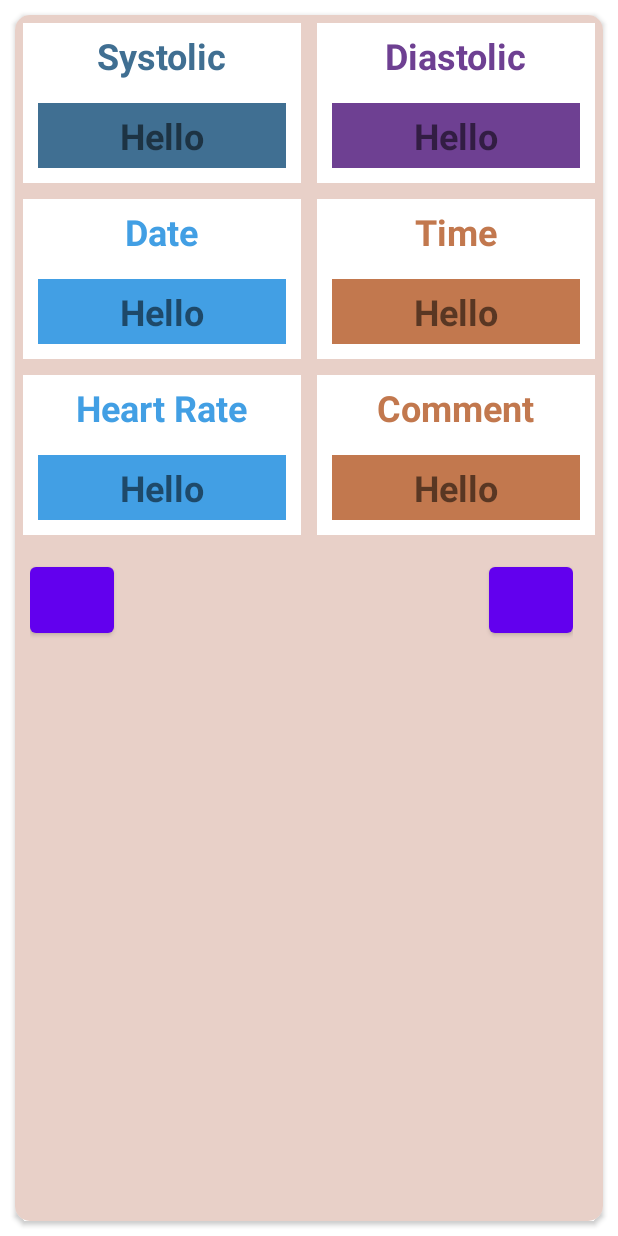
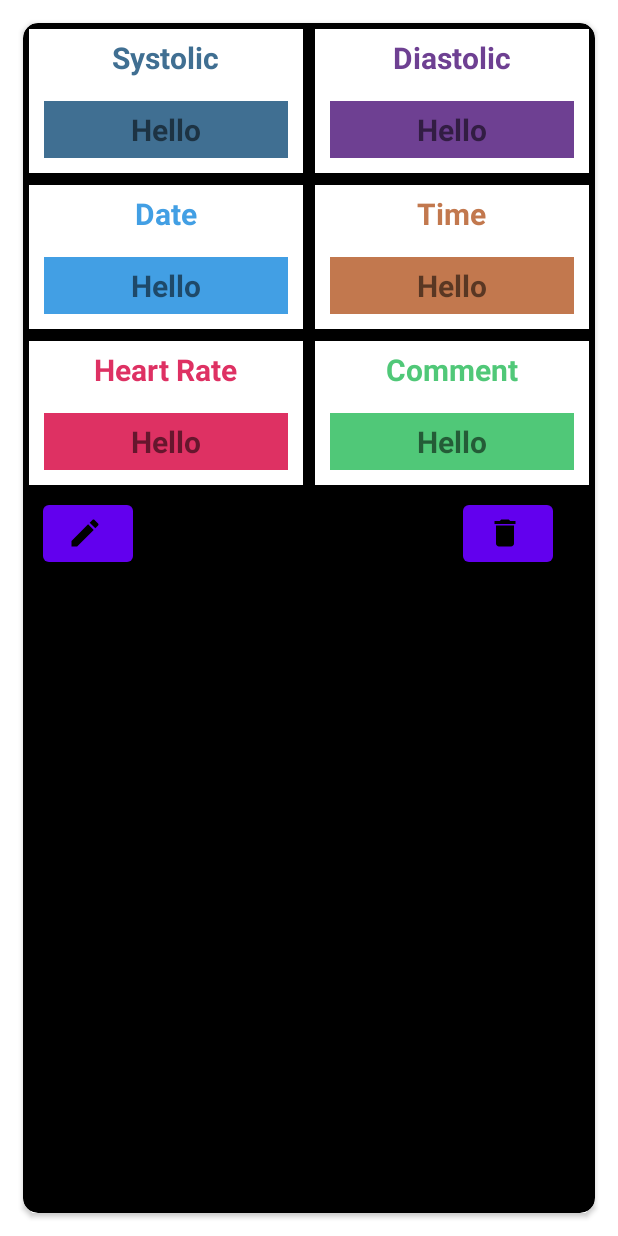
Before and after one commit to MahinChowdhury/Cardiac-Recorder, an Android app: the layout singlerecord.xml on its own in the app's theme, with its tools: preview values and no code run, on a phone screen of 412 x 824 dp. Run offline under Robolectric (Android 15) with nearby library versions, the phone set to English and light mode, and no system bars.

Commit message:
Dashboard UI updated

```diff
--- /dev/null
+++ b/app/src/main/res/drawable/delete_24.xml
@@ -0,0 +1,5 @@
+<vector android:height="24dp" android:tint="#000000"
+    android:viewportHeight="24" android:viewportWidth="24"
+    android:width="24dp" xmlns:android="http://schemas.android.com/apk/res/android">
+    <path android:fillColor="@android:color/white" android:pathData="M6,19c0,1.1 0.9,2 2,2h8c1.1,0 2,-0.9 2,-2V7H6v12zM19,4h-3.5l-1,-1h-5l-1,1H5v2h14V4z"/>
+</vector>
--- /dev/null
+++ b/app/src/main/res/drawable/edit_24.xml
@@ -0,0 +1,5 @@
+<vector android:height="24dp" android:tint="#000000"
+    android:viewportHeight="24" android:viewportWidth="24"
+    android:width="24dp" xmlns:android="http://schemas.android.com/apk/res/android">
+    <path android:fillColor="@android:color/white" android:pathData="M3,17.25V21h3.75L17.81,9.94l-3.75,-3.75L3,17.25zM20.71,7.04c0.39,-0.39 0.39,-1.02 0,-1.41l-2.34,-2.34c-0.39,-0.39 -1.02,-0.39 -1.41,0l-1.83,1.83 3.75,3.75 1.83,-1.83z"/>
+</vector>
--- a/app/src/main/res/layout/activity_user_records.xml
+++ b/app/src/main/res/layout/activity_user_records.xml
@@ -10,6 +10,7 @@
         android:id="@+id/userRecords"
         android:layout_width="match_parent"
         android:layout_height="match_parent"
+        android:background="@drawable/dashboardbackground"
         app:layout_constraintBottom_toBottomOf="parent"
         app:layout_constraintEnd_toEndOf="parent"
         app:layout_constraintStart_toStartOf="parent"
--- a/app/src/main/res/layout/singlerecord.xml
+++ b/app/src/main/res/layout/singlerecord.xml
@@ -5,18 +5,17 @@
     xmlns:app="http://schemas.android.com/apk/res-auto">
 
     <androidx.cardview.widget.CardView
-        android:background="@color/white"
         android:id="@+id/CardView"
         android:layout_width="match_parent"
         android:layout_height="match_parent"
-        android:layout_margin="10dp"
-        app:cardCornerRadius="10dp">
+        android:layout_margin="15dp"
+        app:cardCornerRadius="10dp"
+        app:cardBackgroundColor="@color/black"
+        >
 
         <RelativeLayout
             android:layout_width="match_parent"
-            android:layout_height="wrap_content"
-            android:background="#E8D0C8">
-
+            android:layout_height="wrap_content">
 
             <LinearLayout
                 android:layout_width="match_parent"
@@ -31,7 +30,7 @@
                     <LinearLayout
                         android:layout_width="0dp"
                         android:layout_height="wrap_content"
-                        android:layout_margin="5dp"
+                        android:layout_margin="4dp"
                         android:layout_weight="1"
                         android:background="@color/white"
                         android:orientation="vertical">
@@ -43,7 +42,7 @@
                             android:padding="5dp"
                             android:text="Systolic"
                             android:textColor="#406F92"
-                            android:textSize="24sp"
+                            android:textSize="20sp"
                             android:textStyle="bold" />
 
                         <TextView
@@ -56,7 +55,7 @@
                             android:gravity="center"
                             android:padding="5dp"
                             android:text="Hello"
-                            android:textSize="24sp"
+                            android:textSize="20sp"
                             android:textStyle="bold" />
 
                     </LinearLayout>
@@ -64,7 +63,7 @@
                     <LinearLayout
                         android:layout_width="0dp"
                         android:layout_height="wrap_content"
-                        android:layout_margin="5dp"
+                        android:layout_margin="4dp"
                         android:layout_weight="1"
                         android:background="@color/white"
                         android:orientation="vertical">
@@ -76,7 +75,7 @@
                             android:layout_margin="5dp"
                             android:text="Diastolic"
                             android:textColor="#6E4092"
-                            android:textSize="24sp"
+                            android:textSize="20sp"
                             android:textStyle="bold" />
 
                         <TextView
@@ -89,7 +88,7 @@
                             android:gravity="center"
                             android:padding="5dp"
                             android:text="Hello"
-                            android:textSize="24sp"
+                            android:textSize="20sp"
                             android:textStyle="bold" />
 
                     </LinearLayout>
@@ -104,7 +103,7 @@
                     <LinearLayout
                         android:layout_width="0dp"
                         android:layout_height="wrap_content"
-                        android:layout_margin="5dp"
+                        android:layout_margin="4dp"
                         android:layout_weight="1"
                         android:background="@color/white"
 
@@ -117,7 +116,7 @@
                             android:padding="5dp"
                             android:text="Date"
                             android:textColor="#429FE4"
-                            android:textSize="24sp"
+                            android:textSize="20sp"
                             android:textStyle="bold" />
 
                         <TextView
@@ -130,7 +129,7 @@
                             android:gravity="center"
                             android:padding="5dp"
                             android:text="Hello"
-                            android:textSize="24sp"
+                            android:textSize="20sp"
                             android:textStyle="bold" />
 
                     </LinearLayout>
@@ -138,7 +137,7 @@
                     <LinearLayout
                         android:layout_width="0dp"
                         android:layout_height="wrap_content"
-                        android:layout_margin="5dp"
+                        android:layout_margin="4dp"
                         android:layout_weight="1"
                         android:background="@color/white"
                         android:orientation="vertical">
@@ -150,7 +149,7 @@
                             android:padding="5dp"
                             android:text="Time"
                             android:textColor="#C2784E"
-                            android:textSize="24sp"
+                            android:textSize="20sp"
                             android:textStyle="bold" />
 
                         <TextView
@@ -163,7 +162,7 @@
                             android:gravity="center"
                             android:padding="5dp"
                             android:text="Hello"
-                            android:textSize="24sp"
+                            android:textSize="20sp"
                             android:textStyle="bold" />
 
                     </LinearLayout>
@@ -178,7 +177,7 @@
                     <LinearLayout
                         android:layout_width="0dp"
                         android:layout_height="wrap_content"
-                        android:layout_margin="5dp"
+                        android:layout_margin="4dp"
                         android:layout_weight="1"
                         android:background="@color/white"
 
@@ -190,8 +189,8 @@
                             android:layout_gravity="center"
                             android:padding="5dp"
                             android:text="Heart Rate"
-                            android:textColor="#429FE4"
-                            android:textSize="24sp"
+                            android:textColor="#DE3163"
+                            android:textSize="20sp"
                             android:textStyle="bold" />
 
                         <TextView
@@ -200,11 +199,11 @@
                             android:layout_height="wrap_content"
                             android:layout_gravity="center"
                             android:layout_margin="10dp"
-                            android:background="#429FE4"
+                            android:background="#DE3163"
                             android:gravity="center"
                             android:padding="5dp"
                             android:text="Hello"
-                            android:textSize="24sp"
+                            android:textSize="20sp"
                             android:textStyle="bold" />
 
                     </LinearLayout>
@@ -212,7 +211,7 @@
                     <LinearLayout
                         android:layout_width="0dp"
                         android:layout_height="wrap_content"
-                        android:layout_margin="5dp"
+                        android:layout_margin="4dp"
                         android:layout_weight="1"
                         android:background="@color/white"
                         android:orientation="vertical">
@@ -223,8 +222,8 @@
                             android:layout_gravity="center"
                             android:padding="5dp"
                             android:text="Comment"
-                            android:textColor="#C2784E"
-                            android:textSize="24sp"
+                            android:textColor="#50C878"
+                            android:textSize="20sp"
                             android:textStyle="bold" />
 
                         <TextView
@@ -233,11 +232,11 @@
                             android:layout_height="wrap_content"
                             android:layout_gravity="center"
                             android:layout_margin="10dp"
-                            android:background="#C2784E"
+                            android:background="#50C878"
                             android:gravity="center"
                             android:padding="5dp"
                             android:text="Hello"
-                            android:textSize="24sp"
+                            android:textSize="20sp"
                             android:textStyle="bold" />
 
                     </LinearLayout>
@@ -245,35 +244,31 @@
                 </LinearLayout>
 
                 <LinearLayout
-
                     android:layout_width="wrap_content"
                     android:layout_height="wrap_content"
                     android:orientation="horizontal"
-                    android:padding="10dp">
+                    android:padding="3dp">
 
                     <Button
                         android:id="@+id/Edit_buttonId"
-                        android:layout_width="56dp"
-                        android:layout_height="56dp"/>
+                        android:layout_width="60dp"
+                        android:layout_height="50dp"
+                        android:layout_marginLeft="10dp"
+                        android:drawableLeft="@drawable/edit_24" />
 <!--                        android:drawableRight="@drawable/ic_baseline_edit_24"-->
 
                         />
 
                     <Button
                         android:id="@+id/DeleteBUttonId"
-                        android:layout_width="56dp"
-                        android:layout_height="56dp"
-                        android:layout_marginLeft="250dp"/>
+                        android:layout_width="60dp"
+                        android:layout_height="50dp"
+                        android:layout_marginLeft="220dp"
+                        android:drawableLeft="@drawable/delete_24" />
 <!--                        android:drawableRight="@drawable/ic_baseline_delete_24"-->
-
                         />
-
-
                 </LinearLayout>
             </LinearLayout>
-
         </RelativeLayout>
-
-
     </androidx.cardview.widget.CardView>
 </RelativeLayout>
```
Also changed, not shown: 2 other files.
